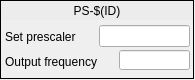
This is ui/EVR/evr_prescaler.ui in epics-modules/mrfioc2 as Qt 5 draws it before an edit. The edited form follows.
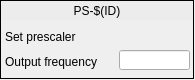
This is the edited form. Custom widgets are drawn as their Qt base class.

Patch:
```diff
--- a/ui/EVR/evr_prescaler.ui
+++ b/ui/EVR/evr_prescaler.ui
@@ -51,32 +51,6 @@
      <string>Set prescaler</string>
     </property>
    </widget>
-   <widget class="caTextEntry" name="catextentry">
-    <property name="geometry">
-     <rect>
-      <x>99</x>
-      <y>25</y>
-      <width>91</width>
-      <height>22</height>
-     </rect>
-    </property>
-    <property name="toolTip">
-     <string>Integer divisor between the Event clock and the sub-unit output.</string>
-    </property>
-    <property name="channel" stdset="0">
-     <string notr="true">$(EVR):PS-$(ID)-Div-SP</string>
-    </property>
-    <property name="background">
-     <color>
-      <red>212</red>
-      <green>219</green>
-      <blue>157</blue>
-     </color>
-    </property>
-    <property name="colorMode">
-     <enum>caLineEdit::Static</enum>
-    </property>
-   </widget>
    <widget class="caLabel" name="calabel">
     <property name="geometry">
      <rect>
@@ -109,13 +83,39 @@
      <string notr="true">$(EVR):PS-$(ID)-Rate-I</string>
     </property>
    </widget>
+   <widget class="caSpinbox" name="caspinbox_2">
+    <property name="geometry">
+     <rect>
+      <x>100</x>
+      <y>28</y>
+      <width>91</width>
+      <height>20</height>
+     </rect>
+    </property>
+    <property name="toolTip">
+     <string>How long does a pulse state stay active</string>
+    </property>
+    <property name="channel" stdset="0">
+     <string notr="true">$(EVR):PS-$(ID)-Div-SP</string>
+    </property>
+    <property name="background">
+     <color>
+      <red>212</red>
+      <green>219</green>
+      <blue>157</blue>
+     </color>
+    </property>
+    <property name="fixedFormat">
+     <bool>false</bool>
+    </property>
+   </widget>
   </widget>
  </widget>
  <customwidgets>
   <customwidget>
-   <class>caTextEntry</class>
-   <extends>caLineEdit</extends>
-   <header>caTextEntry</header>
+   <class>caSpinbox</class>
+   <extends>QFrame</extends>
+   <header>caSpinbox</header>
   </customwidget>
   <customwidget>
    <class>caFrame</class>
```
